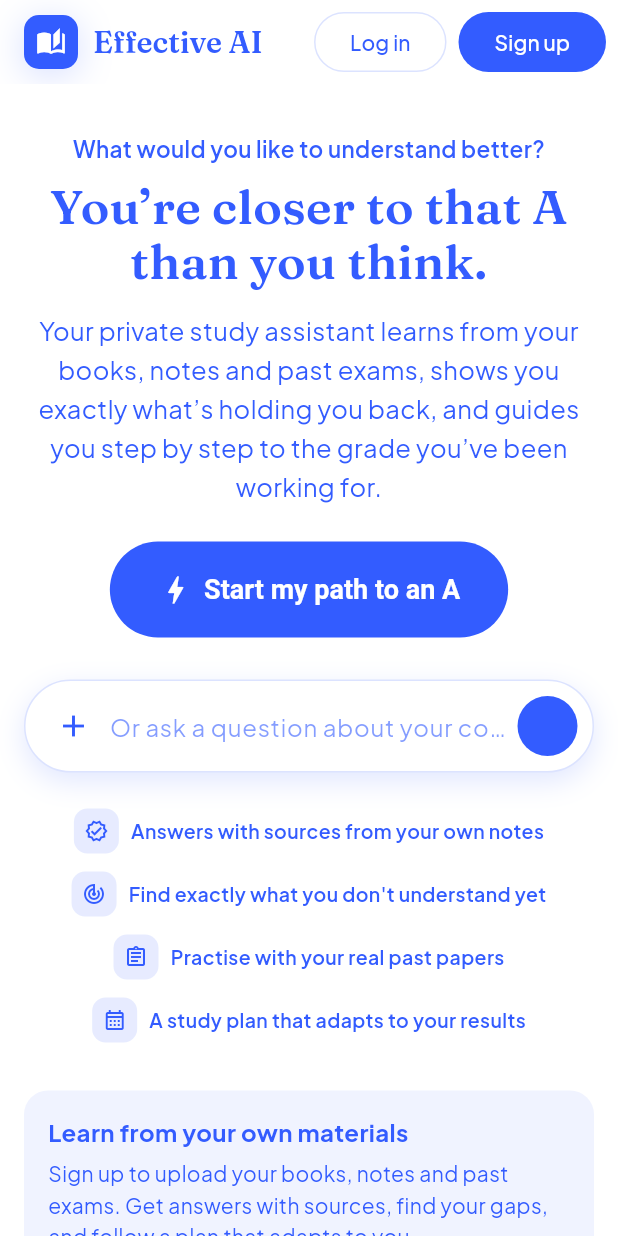
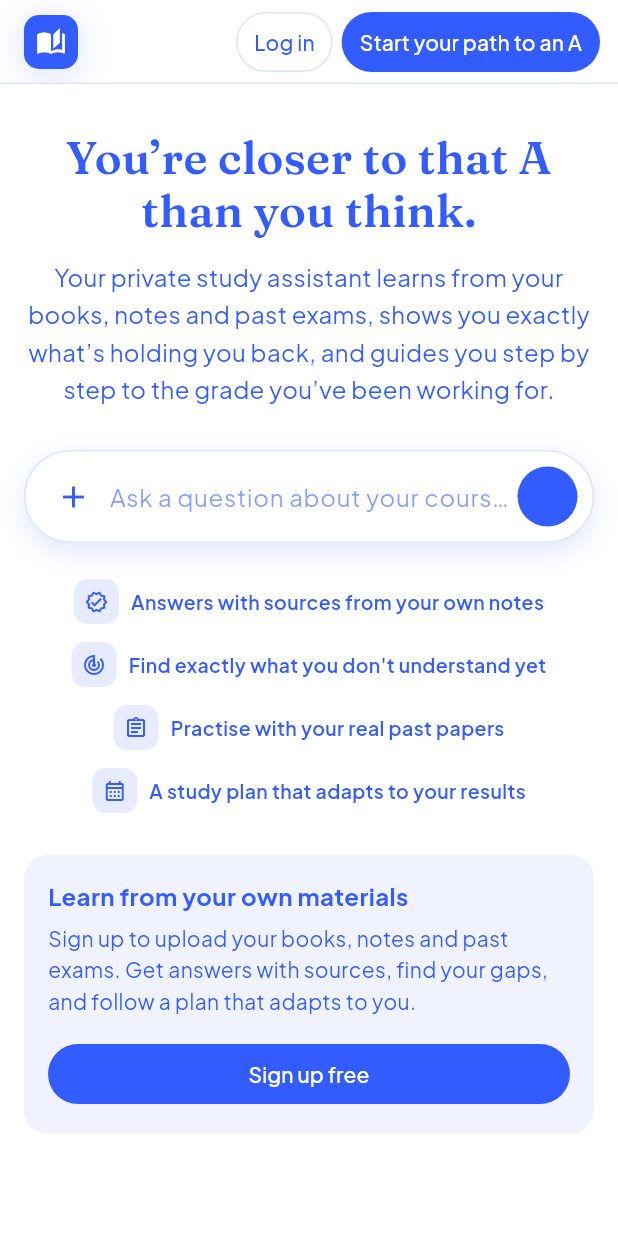
Before and after one commit to princeizere57-pixel/effective-ai-, a Flutter app: the screen it shows after launch, on a phone screen of 412 x 824 dp. Run offline on Flutter 3.47's test engine with Material 3 defaults, Android fonts, the phone set to English and light mode, and no system bars; our stand-ins replace file_picker, fl_chart, google_fonts.

Commit message:
Responsive layouts and welcome page tidy-up
- Desktop: full sidebar; tablet: icon rail with tooltips and badges; phone: top bar and drawer.
- Welcome page adapts the same way; the rotating welcome line moves to Home after login.
- Only the top-right button says 'Start your path to an A' (standard size, no icon);
  the lower-left card says 'Sign up free'; the large button under the subheadline is gone.

Co-Authored-By: Claude Opus 5.5 <noreply@anthropic.com>

```diff
--- a/lib/screens/dashboard_screen.dart
+++ b/lib/screens/dashboard_screen.dart
@@ -90,6 +90,11 @@ class _Header extends StatelessWidget {
     return Column(
       crossAxisAlignment: CrossAxisAlignment.start,
       children: [
+        // A different welcome line each time the learner logs in.
+        if (homeWelcome.isNotEmpty) ...[
+          Text(homeWelcome, style: const TextStyle(fontSize: 15, fontWeight: FontWeight.w600)),
+          const SizedBox(height: 6),
+        ],
         Text(homeGreeting.isEmpty ? 'Welcome, $userFirstName' : homeGreeting, style: AppTheme.display(wide ? 34 : 28)),
         const SizedBox(height: 6),
         Text(
--- a/lib/screens/welcome_screen.dart
+++ b/lib/screens/welcome_screen.dart
@@ -5,10 +5,14 @@ import '../services/session.dart';
 import '../theme/app_colors.dart';
 import '../theme/app_palette.dart';
 import '../theme/app_theme.dart';
+import '../theme/breakpoints.dart';
 import '../widgets/sidebar.dart';
 
-/// First page, before signing up: what Effective AI is for, a different welcome
-/// each visit, and a question box that goes straight into the app.
+/// First page, before signing up: the promise, what Effective AI is for, and a
+/// question box that goes straight into the app.
+///
+/// Desktop: sidebar on the left with the sign-up card. Tablet: top bar, content
+/// centred, sign-up card below. Phone: compact top bar (logo only).
 class WelcomeScreen extends StatefulWidget {
   const WelcomeScreen({super.key});
 
@@ -18,7 +22,6 @@ class WelcomeScreen extends StatefulWidget {
 
 class _WelcomeScreenState extends State<WelcomeScreen> {
   final _controller = TextEditingController();
-  late final String _message = pickWelcomeMessage();
 
   @override
   void dispose() {
@@ -36,35 +39,59 @@ class _WelcomeScreenState extends State<WelcomeScreen> {
     final p = context.palette;
     return LayoutBuilder(
       builder: (context, constraints) {
-        final wide = constraints.maxWidth >= 900;
-        final main = _Main(message: _message, controller: _controller, onAsk: _ask, wide: wide);
+        final size = ScreenSize.of(constraints.maxWidth);
+        final hero = _Hero(controller: _controller, onAsk: _ask, size: size);
 
-        if (wide) {
+        if (size.isDesktop) {
           return Scaffold(
             body: Row(
               children: [
                 const _WelcomeSidebar(),
-                Expanded(child: main),
+                Expanded(
+                  child: Column(
+                    children: [
+                      const Padding(
+                        padding: EdgeInsets.fromLTRB(24, 16, 24, 0),
+                        child: Align(alignment: Alignment.centerRight, child: _AccountButtons()),
+                      ),
+                      Expanded(
+                        child: Center(
+                          child: SingleChildScrollView(padding: const EdgeInsets.all(24), child: hero),
+                        ),
+                      ),
+                    ],
+                  ),
+                ),
               ],
             ),
           );
         }
+
         return Scaffold(
           appBar: AppBar(
             backgroundColor: p.background,
             foregroundColor: p.foreground,
             surfaceTintColor: Colors.transparent,
-            title: const BrandMark(),
-            actions: const [_AccountButtons(compact: true), SizedBox(width: 8)],
+            shape: Border(bottom: BorderSide(color: p.sidebarBorder)),
+            titleSpacing: 16,
+            title: BrandMark(showName: !size.isPhone),
+            actions: [_AccountButtons(compact: size.isPhone), const SizedBox(width: 12)],
           ),
           body: SingleChildScrollView(
-            padding: const EdgeInsets.fromLTRB(16, 32, 16, 24),
+            padding: EdgeInsets.fromLTRB(
+              size.isPhone ? 16 : 32,
+              size.isPhone ? 32 : 56,
+              size.isPhone ? 16 : 32,
+              24,
+            ),
+            child: Center(
               child: Column(
                 children: [
-                main,
-                const SizedBox(height: 32),
+                  hero,
+                  SizedBox(height: size.isPhone ? 28 : 40),
                   const _ValueCard(),
                 ],
+              ),
             ),
           ),
         );
@@ -73,13 +100,12 @@ class _WelcomeScreenState extends State<WelcomeScreen> {
   }
 }
 
-class _Main extends StatelessWidget {
-  const _Main({required this.message, required this.controller, required this.onAsk, required this.wide});
+class _Hero extends StatelessWidget {
+  const _Hero({required this.controller, required this.onAsk, required this.size});
 
-  final String message;
   final TextEditingController controller;
   final VoidCallback onAsk;
-  final bool wide;
+  final ScreenSize size;
 
   static const _outcomes = <(IconData, String)>[
     (Icons.verified_outlined, 'Answers with sources from your own notes'),
@@ -91,18 +117,21 @@ class _Main extends StatelessWidget {
   @override
   Widget build(BuildContext context) {
     final p = context.palette;
-    final content = ConstrainedBox(
+    final headline = switch (size) {
+      ScreenSize.phone => 30.0,
+      ScreenSize.tablet => 38.0,
+      ScreenSize.desktop => 44.0,
+    };
+
+    return ConstrainedBox(
       constraints: const BoxConstraints(maxWidth: 720),
       child: Column(
         mainAxisSize: MainAxisSize.min,
         children: [
-          // A different welcome on every visit, above the fixed headline.
-          Text(message, textAlign: TextAlign.center, style: const TextStyle(fontSize: 15, fontWeight: FontWeight.w600)),
-          const SizedBox(height: 10),
           Text(
             'You’re closer to that A than you think.',
             textAlign: TextAlign.center,
-            style: AppTheme.display(wide ? 44 : 32),
+            style: AppTheme.display(headline),
           ),
           const SizedBox(height: 14),
           Text(
@@ -110,10 +139,8 @@ class _Main extends StatelessWidget {
             'exactly what’s holding you back, and guides you step by step to the grade '
             'you’ve been working for.',
             textAlign: TextAlign.center,
-            style: TextStyle(color: p.foreground, fontSize: 17, height: 1.55),
+            style: TextStyle(color: p.foreground, fontSize: size.isPhone ? 16 : 17, height: 1.55),
           ),
-          const SizedBox(height: 24),
-          const StartPathButton(large: true),
           const SizedBox(height: 28),
           Container(
             padding: const EdgeInsets.fromLTRB(8, 6, 6, 6),
@@ -136,7 +163,7 @@ class _Main extends StatelessWidget {
                     onSubmitted: (_) => onAsk(),
                     textInputAction: TextInputAction.send,
                     decoration: InputDecoration(
-                      hintText: 'Or ask a question about your course materials',
+                      hintText: 'Ask a question about your course materials',
                       hintStyle: TextStyle(color: p.foreground.withValues(alpha: 0.6)),
                       border: InputBorder.none,
                     ),
@@ -174,17 +201,6 @@ class _Main extends StatelessWidget {
           ),
         ],
       ),
-    );
-
-    if (!wide) return content;
-    return Column(
-      children: [
-        const Padding(
-          padding: EdgeInsets.fromLTRB(24, 16, 24, 0),
-          child: Align(alignment: Alignment.centerRight, child: _AccountButtons()),
-        ),
-        Expanded(child: Center(child: Padding(padding: const EdgeInsets.all(24), child: content))),
-      ],
     );
   }
 }
@@ -229,7 +245,7 @@ class _WelcomeSidebar extends StatelessWidget {
   }
 }
 
-/// Lower-left card: the outcome of signing up, in a phrase or two.
+/// Lower-left card on desktop (below the content on tablet and phone).
 class _ValueCard extends StatelessWidget {
   const _ValueCard();
 
@@ -254,36 +270,18 @@ class _ValueCard extends StatelessWidget {
             style: TextStyle(height: 1.5),
           ),
           const SizedBox(height: 14),
-          const StartPathButton(),
+          FilledButton(
+            onPressed: () => showAccountDialog(context, signUp: true),
+            child: const Text('Sign up free'),
+          ),
         ],
       ),
     );
   }
 }
 
-/// The main call to action: signing up, framed as the reward.
-class StartPathButton extends StatelessWidget {
-  const StartPathButton({super.key, this.large = false});
-
-  final bool large;
-
-  @override
-  Widget build(BuildContext context) {
-    return FilledButton.icon(
-      onPressed: () => showAccountDialog(context, signUp: true),
-      icon: Icon(Icons.bolt, size: large ? 24 : 20),
-      label: const Text('Start my path to an A'),
-      style: FilledButton.styleFrom(
-        shape: const StadiumBorder(),
-        padding: large
-            ? const EdgeInsets.symmetric(horizontal: 32, vertical: 20)
-            : const EdgeInsets.symmetric(horizontal: 20, vertical: 14),
-        textStyle: TextStyle(fontSize: large ? 18 : 15, fontWeight: FontWeight.w600),
-      ),
-    );
-  }
-}
-
+/// Top right: Log in, then the call to action. Both are standard button size;
+/// phones use slightly tighter padding so they fit beside the logo.
 class _AccountButtons extends StatelessWidget {
   const _AccountButtons({this.compact = false});
 
@@ -291,22 +289,21 @@ class _AccountButtons extends StatelessWidget {
 
   @override
   Widget build(BuildContext context) {
+    final padding = compact ? const EdgeInsets.symmetric(horizontal: 12) : null;
     return Row(
       mainAxisSize: MainAxisSize.min,
       children: [
         OutlinedButton(
           onPressed: () => showAccountDialog(context, signUp: false),
+          style: OutlinedButton.styleFrom(padding: padding),
           child: const Text('Log in'),
         ),
-        const SizedBox(width: 8),
-        // Phones have little room in the top bar, so they get the short label.
-        if (compact)
+        SizedBox(width: compact ? 6 : 8),
         FilledButton(
           onPressed: () => showAccountDialog(context, signUp: true),
-            child: const Text('Sign up'),
-          )
-        else
-          const StartPathButton(),
+          style: FilledButton.styleFrom(padding: padding),
+          child: const Text('Start your path to an A'),
+        ),
       ],
     );
   }
@@ -317,7 +314,7 @@ Future<void> showAccountDialog(BuildContext context, {required bool signUp}) {
   return showDialog<void>(
     context: context,
     builder: (context) => AlertDialog(
-      title: Text(signUp ? 'Start your path to an A' : 'Log in'),
+      title: Text(signUp ? 'Create your account' : 'Log in'),
       content: const SizedBox(
         width: 420,
         child: Text(
--- a/lib/services/session.dart
+++ b/lib/services/session.dart
@@ -15,10 +15,11 @@ final signedIn = ValueNotifier<bool>(false);
 AppSection? startSection;
 String? pendingQuestion;
 
-/// Greeting shown on Home, chosen once each time the learner enters.
+/// Greeting and welcome line shown on Home, chosen once each time the learner enters.
 String homeGreeting = '';
+String homeWelcome = '';
 
-/// Welcome page headlines; one is picked at random on every visit.
+/// Welcome lines; one is shown on Home each time the learner logs in.
 const welcomeMessages = [
   'Where should we begin?',
   'What are you studying today?',
@@ -45,6 +46,7 @@ void enterApp({AppSection? section, String? question}) {
     "Let's keep your streak going, $userFirstName",
   ];
   homeGreeting = greetings[_random.nextInt(greetings.length)];
+  homeWelcome = pickWelcomeMessage();
   signedIn.value = true;
 }
 
--- /dev/null
+++ b/lib/theme/breakpoints.dart
@@ -0,0 +1,19 @@
+/// The three layouts every screen adapts to.
+///
+/// * phone (< 600 px wide): top bar and a slide-out menu.
+/// * tablet (600–1023 px): a slim icon rail on the left.
+/// * desktop (1024 px and up): the full sidebar with labels.
+enum ScreenSize {
+  phone,
+  tablet,
+  desktop;
+
+  static ScreenSize of(double width) {
+    if (width < 600) return ScreenSize.phone;
+    if (width < 1024) return ScreenSize.tablet;
+    return ScreenSize.desktop;
+  }
+
+  bool get isPhone => this == ScreenSize.phone;
+  bool get isDesktop => this == ScreenSize.desktop;
+}
```
Also changed, not shown: lib/screens/app_shell.dart (+5 -2 lines), lib/widgets/sidebar.dart (+129 -79 lines). Lines whose indentation alone changed are shown as unchanged.
